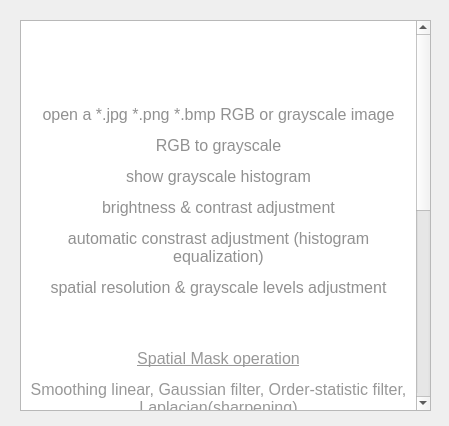
First picture: the form in aboutdialog.ui, repository r05522814/Image_processing, before the edit.
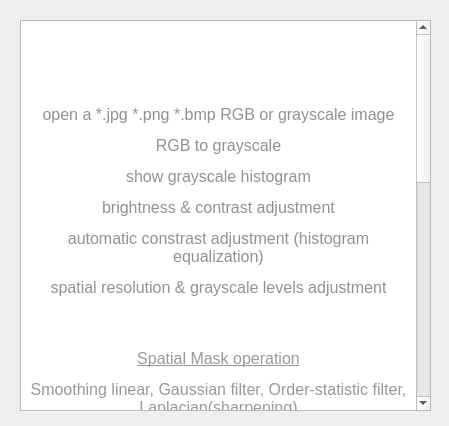
Second picture: the form after the edit.

```diff
--- a/aboutdialog.ui
+++ b/aboutdialog.ui
@@ -42,14 +42,19 @@
 &lt;p align=&quot;center&quot; style=&quot; margin-top:12px; margin-bottom:12px; margin-left:0px; margin-right:0px; -qt-block-indent:0; text-indent:0px;&quot;&gt;&lt;span style=&quot; font-family:'Times New Roman,serif'; font-size:12pt; color:#989898;&quot;&gt;Sobel, Scharr, Laplace of Gaussian, Marr-Hildreth&lt;/span&gt;&lt;/p&gt;
 &lt;p align=&quot;center&quot; style=&quot; margin-top:12px; margin-bottom:12px; margin-left:0px; margin-right:0px; -qt-block-indent:0; text-indent:0px;&quot;&gt;&lt;span style=&quot; font-family:'Times New Roman,serif'; font-size:12pt; color:#989898;&quot;&gt;Fuzzy set for spatial filtering&lt;/span&gt;&lt;/p&gt;
 &lt;p align=&quot;center&quot; style=&quot; margin-top:12px; margin-bottom:12px; margin-left:0px; margin-right:0px; -qt-block-indent:0; text-indent:0px;&quot;&gt;&lt;br /&gt;&lt;/p&gt;
-&lt;p align=&quot;center&quot; style=&quot; margin-top:12px; margin-bottom:12px; margin-left:0px; margin-right:0px; -qt-block-indent:0; text-indent:0px;&quot;&gt;&lt;span style=&quot; font-family:'Times New Roman,serif'; font-size:12pt; text-decoration: underline; color:#000000;&quot;&gt;Frequency domain Mask operation&lt;/span&gt;&lt;/p&gt;
-&lt;p align=&quot;center&quot; style=&quot; margin-top:12px; margin-bottom:12px; margin-left:0px; margin-right:0px; -qt-block-indent:0; text-indent:0px;&quot;&gt;&lt;span style=&quot; font-family:'Times New Roman,serif'; font-size:12pt; color:#000000;&quot;&gt;DFT, IDFT, Idael filter, &lt;/span&gt;&lt;span style=&quot; font-family:'Times New Roman,serif'; font-size:12pt;&quot;&gt;Butterworth filter, Gaussian filter&lt;/span&gt;&lt;/p&gt;
-&lt;p align=&quot;center&quot; style=&quot; margin-top:12px; margin-bottom:12px; margin-left:0px; margin-right:0px; -qt-block-indent:0; text-indent:0px;&quot;&gt;&lt;span style=&quot; font-family:'Times New Roman,serif'; font-size:12pt;&quot;&gt;Homomorphic filter&lt;/span&gt;&lt;/p&gt;
+&lt;p align=&quot;center&quot; style=&quot; margin-top:12px; margin-bottom:12px; margin-left:0px; margin-right:0px; -qt-block-indent:0; text-indent:0px;&quot;&gt;&lt;span style=&quot; font-family:'Times New Roman,serif'; font-size:12pt; text-decoration: underline; color:#8f8f8f;&quot;&gt;Frequency domain Mask operation&lt;/span&gt;&lt;/p&gt;
+&lt;p align=&quot;center&quot; style=&quot; margin-top:12px; margin-bottom:12px; margin-left:0px; margin-right:0px; -qt-block-indent:0; text-indent:0px;&quot;&gt;&lt;span style=&quot; font-family:'Times New Roman,serif'; font-size:12pt; color:#8f8f8f;&quot;&gt;DFT, IDFT, Idael filter, Butterworth filter, Gaussian filter&lt;/span&gt;&lt;/p&gt;
+&lt;p align=&quot;center&quot; style=&quot; margin-top:12px; margin-bottom:12px; margin-left:0px; margin-right:0px; -qt-block-indent:0; text-indent:0px;&quot;&gt;&lt;span style=&quot; font-family:'Times New Roman,serif'; font-size:12pt; color:#8f8f8f;&quot;&gt;Homomorphic filter&lt;/span&gt;&lt;/p&gt;
 &lt;p align=&quot;center&quot; style=&quot; margin-top:12px; margin-bottom:12px; margin-left:0px; margin-right:0px; -qt-block-indent:0; text-indent:0px;&quot;&gt;&lt;br /&gt;&lt;/p&gt;
+&lt;p align=&quot;center&quot; style=&quot; margin-top:12px; margin-bottom:12px; margin-left:0px; margin-right:0px; -qt-block-indent:0; text-indent:0px;&quot;&gt;&lt;span style=&quot; font-family:'Times New Roman,serif'; font-size:12pt; font-weight:600; text-decoration: underline;&quot;&gt;Color Model Conversion&lt;/span&gt;&lt;/p&gt;
+&lt;p align=&quot;center&quot; style=&quot; margin-top:12px; margin-bottom:12px; margin-left:0px; margin-right:0px; -qt-block-indent:0; text-indent:0px;&quot;&gt;&lt;span style=&quot; font-family:'Times New Roman,serif'; font-size:12pt;&quot;&gt;RGB, CMY, HSI, XYZ, L*a*b*, YUV color planes&lt;/span&gt;&lt;/p&gt;
+&lt;p align=&quot;center&quot; style=&quot; margin-top:12px; margin-bottom:12px; margin-left:0px; margin-right:0px; -qt-block-indent:0; text-indent:0px;&quot;&gt;&lt;span style=&quot; font-family:'Times New Roman,serif'; font-size:12pt; font-weight:600; text-decoration: underline;&quot;&gt;Pseudo-color Image&lt;/span&gt;&lt;/p&gt;
+&lt;p align=&quot;center&quot; style=&quot; margin-top:12px; margin-bottom:12px; margin-left:0px; margin-right:0px; -qt-block-indent:0; text-indent:0px;&quot;&gt;&lt;span style=&quot; font-family:'Times New Roman,serif'; font-size:12pt; font-weight:600; text-decoration: underline;&quot;&gt;Color Segmentation&lt;/span&gt;&lt;/p&gt;
+&lt;p align=&quot;center&quot; style=&quot; margin-top:12px; margin-bottom:12px; margin-left:0px; margin-right:0px; -qt-block-indent:0; text-indent:0px;&quot;&gt;&lt;span style=&quot; font-family:'Times New Roman,serif'; font-size:12pt;&quot;&gt;k-means algorithm&lt;/span&gt;&lt;/p&gt;
 &lt;p align=&quot;center&quot; style=&quot; margin-top:12px; margin-bottom:12px; margin-left:0px; margin-right:0px; -qt-block-indent:0; text-indent:0px;&quot;&gt;&lt;br /&gt;&lt;/p&gt;
 &lt;p align=&quot;center&quot; style=&quot; margin-top:12px; margin-bottom:12px; margin-left:0px; margin-right:0px; -qt-block-indent:0; text-indent:0px;&quot;&gt;&lt;span style=&quot; font-family:'Courier New'; font-size:10pt; color:#008000;&quot;&gt;Author : T.H Wang&lt;/span&gt;&lt;/p&gt;
 &lt;p align=&quot;center&quot; style=&quot; margin-top:12px; margin-bottom:12px; margin-left:0px; margin-right:0px; -qt-block-indent:0; text-indent:0px;&quot;&gt;&lt;br /&gt;&lt;/p&gt;
-&lt;p align=&quot;center&quot; style=&quot; margin-top:12px; margin-bottom:12px; margin-left:0px; margin-right:0px; -qt-block-indent:0; text-indent:0px;&quot;&gt;&lt;span style=&quot; font-family:'Courier New'; font-size:10pt; color:#008000;&quot;&gt;Version : 4.0&lt;/span&gt;&lt;/p&gt;&lt;/body&gt;&lt;/html&gt;</string>
+&lt;p align=&quot;center&quot; style=&quot; margin-top:12px; margin-bottom:12px; margin-left:0px; margin-right:0px; -qt-block-indent:0; text-indent:0px;&quot;&gt;&lt;span style=&quot; font-family:'Courier New'; font-size:10pt; color:#008000;&quot;&gt;Version : 5.0&lt;/span&gt;&lt;/p&gt;&lt;/body&gt;&lt;/html&gt;</string>
    </property>
   </widget>
  </widget>
```
